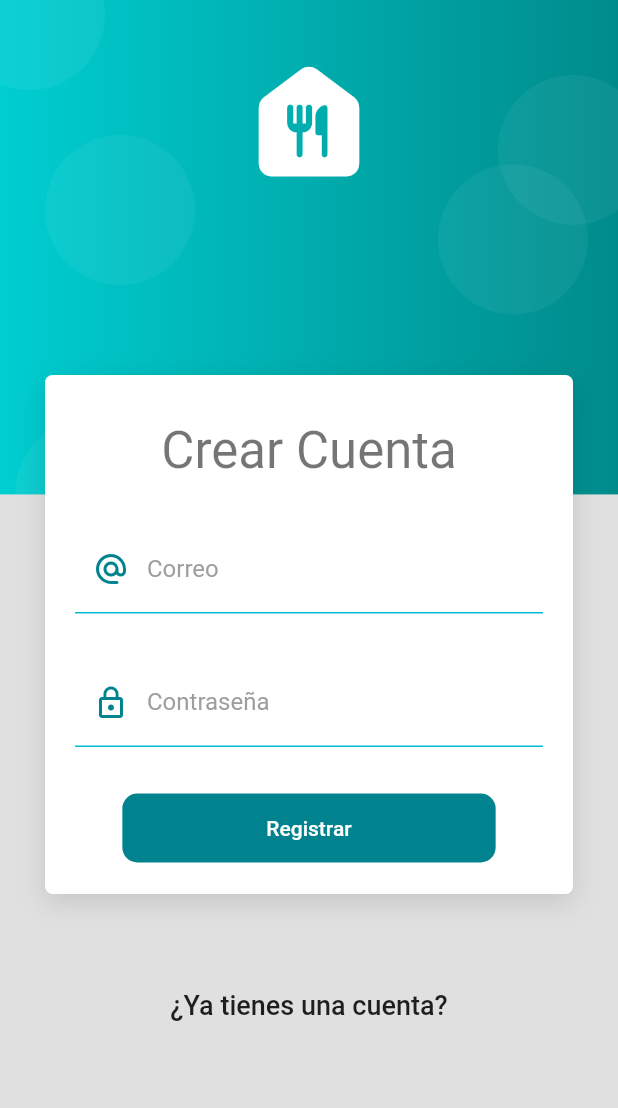
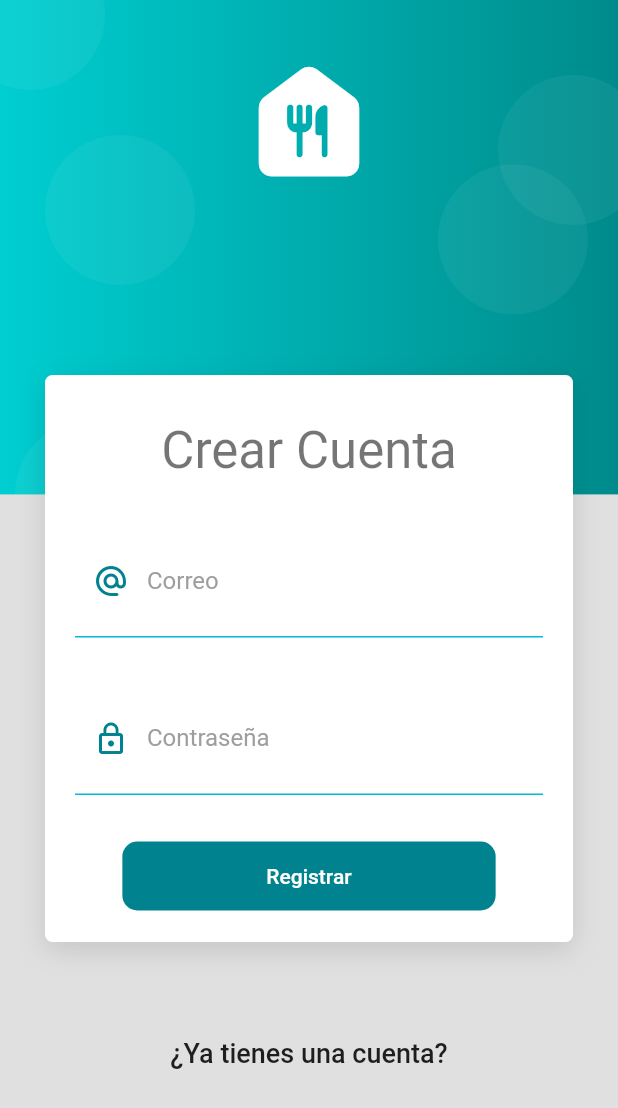
Before and after one commit to luigrocha/products-app, a Flutter app: the screen it shows after launch, after a tap on "Ingresar", after a tap on "Crear una nueva cuenta", on a phone screen of 412 x 824 dp. Shown: the top 1108 px of the screen. Run offline on Flutter 3.47's test engine with Material 2 defaults, Android fonts, the phone set to English and light mode, and no system bars; our stand-ins replace flutter_secure_storage, image_picker, pull_to_refresh; network calls fail.

```diff
--- a/lib/models/product.dart
+++ b/lib/models/product.dart
@@ -1,19 +1,17 @@
-// To parse this JSON data, do
-//
-//     final produc = producFromMap(jsonString);
-
 import 'dart:convert';
 
 class Product {
   Product(
       {required this.available,
       required this.name,
+      this.desc,
       this.picture,
       required this.price,
       this.id});
 
   bool available;
   String name;
+  String? desc;
   String? picture;
   double price;
   String? id;
@@ -25,6 +23,7 @@ class Product {
   factory Product.fromMap(Map<String, dynamic> json) => Product(
         available: json["available"],
         name: json["name"],
+        desc: json["desc"],
         picture: json["picture"],
         price: json["price"].toDouble(),
       );
@@ -32,12 +31,14 @@ class Product {
   Map<String, dynamic> toMap() => {
         "available": available,
         "name": name,
+        "desc": desc,
         "picture": picture,
         "price": price,
       };
   Product copy() => Product(
       available: this.available,
       name: this.name,
+      desc: this.desc,
       picture: this.picture,
       price: this.price,
       id: this.id);
--- a/lib/screens/home_screen.dart
+++ b/lib/screens/home_screen.dart
@@ -29,7 +29,6 @@ class HomeScreen extends StatelessWidget {
       // if failed,use loadFailed(),if no data return,use LoadNodata()
       //TODO
       //items.add((items.length + 1).toString());
-      //productsService.products;
       //if (mounted) setState(() {});
       _refreshController.loadComplete();
     }
@@ -54,7 +53,9 @@ class HomeScreen extends StatelessWidget {
             if (mode == LoadStatus.idle) {
               body = Text("pull up para cargar");
             } else if (mode == LoadStatus.loading) {
-              body = CupertinoActivityIndicator();
+              body = CircularProgressIndicator(
+                color: Colors.cyan,
+              );
             } else if (mode == LoadStatus.failed) {
               body = Text("Fallo la carga ! Reintentar!");
             } else if (mode == LoadStatus.canLoading) {
--- a/lib/screens/login_screen.dart
+++ b/lib/screens/login_screen.dart
@@ -14,7 +14,7 @@ class LoginScreen extends StatelessWidget {
       child: Column(
         children: [
           SizedBox(
-            height: 250,
+            height: 200,
           ),
           CardContainer(
             child: Column(
@@ -35,7 +35,7 @@ class LoginScreen extends StatelessWidget {
             ),
           ),
           SizedBox(
-            height: 50,
+            height: 30,
           ),
           TextButton(
             onPressed: () =>
@@ -50,7 +50,7 @@ class LoginScreen extends StatelessWidget {
             ),
           ),
           SizedBox(
-            height: 50,
+            height: 80,
           ),
         ],
       ),
--- a/lib/ui/input_decorations.dart
+++ b/lib/ui/input_decorations.dart
@@ -12,6 +12,7 @@ class InputDecorations {
         focusedBorder: UnderlineInputBorder(
             borderSide: BorderSide(color: Colors.cyan, width: 2)),
         hintText: hintText,
+        contentPadding: EdgeInsets.all(20.0),
         labelText: labelText,
         labelStyle: TextStyle(color: Colors.grey),
         prefixIcon: prefixIcon != null
```
Also changed, not shown: lib/screens/product_screen.dart (+20 -8 lines), lib/widgets/product_card.dart (+13 -12 lines), lib/widgets/product_image.dart (+3 -4 lines).
